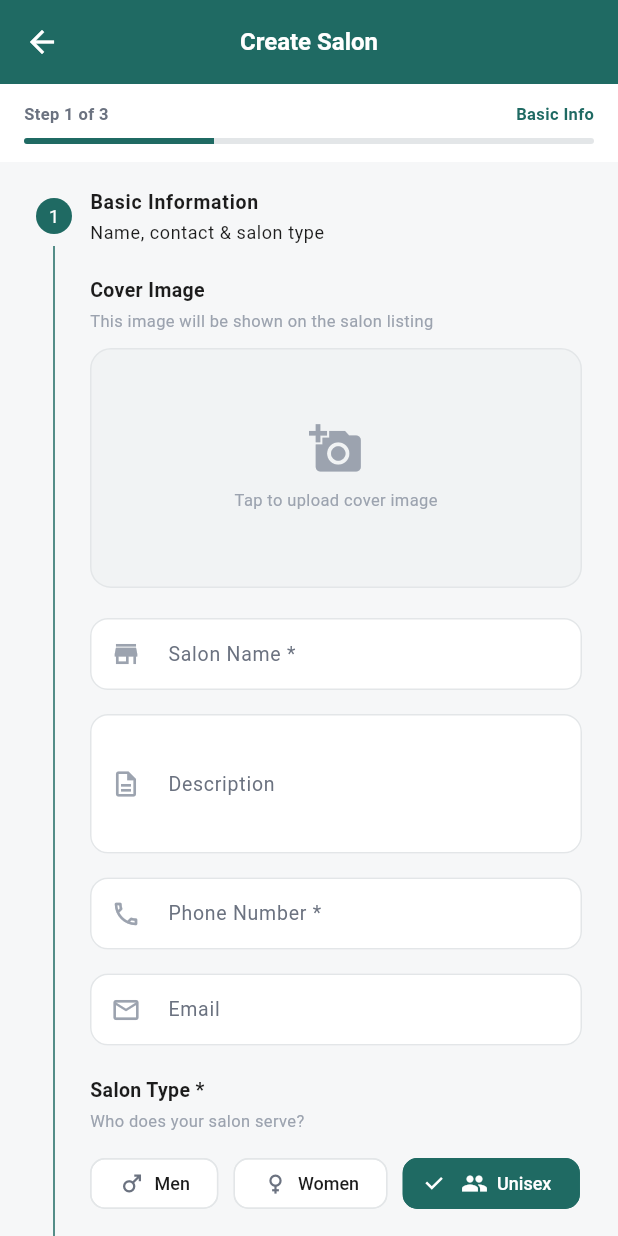
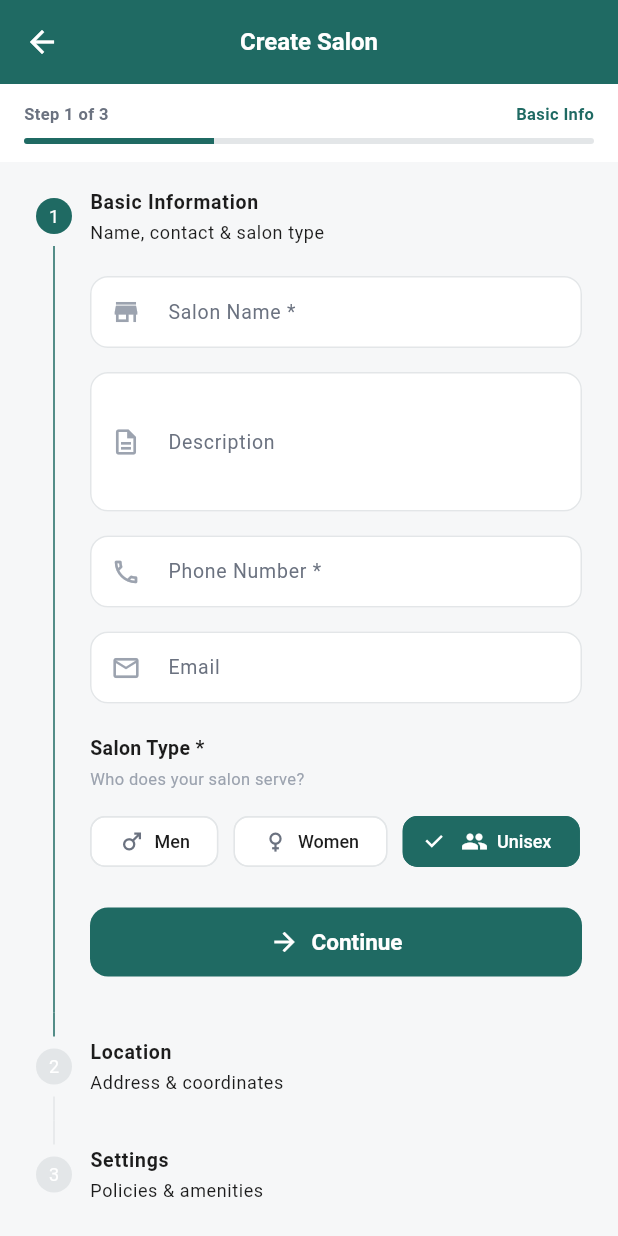
Before and after one commit to mihir-kanzariya/salon-owner, a Flutter app: the CreateSalonScreen screen opened by its route, on a phone screen of 412 x 824 dp. Run offline on Flutter 3.47's test engine with Material 3 defaults, Android fonts, the light colour scheme and no system bars; our stand-ins replace cached_network_image, connectivity_plus, firebase_core, firebase_messaging, flutter_local_notifications, flutter_secure_storage and 5 more; accounts and stored records are empty; network calls fail.

Commit message:
Fix create salon: remove cover image/lat/lng/commission fields, add Share Location button

```diff
--- a/lib/config/api_config.dart
+++ b/lib/config/api_config.dart
@@ -3,7 +3,7 @@ class ApiConfig {
   // For mobile testing, use your laptop's WiFi IP
   static const String baseUrl = String.fromEnvironment(
     'API_BASE_URL',
-    defaultValue: 'http://192.168.6.81:3000/api/v1',
+    defaultValue: 'https://apis.binaxytech.com/api/v1',
   );
 
   // Auth
--- a/lib/features/salon/profile/presentation/screens/create_salon_screen.dart
+++ b/lib/features/salon/profile/presentation/screens/create_salon_screen.dart
@@ -1,5 +1,6 @@
 import 'package:flutter/material.dart';
 import 'package:image_picker/image_picker.dart';
+import 'package:geolocator/geolocator.dart';
 import '../../../../../core/constants/app_colors.dart';
 import '../../../../../core/constants/app_text_styles.dart';
 import '../../../../../core/widgets/app_button.dart';
@@ -40,12 +41,11 @@ class _CreateSalonScreenState extends State<CreateSalonScreen> {
   final _cityController = TextEditingController();
   final _stateController = TextEditingController();
   final _pincodeController = TextEditingController();
-  final _latitudeController = TextEditingController();
-  final _longitudeController = TextEditingController();
+  double? _latitude;
+  double? _longitude;
+  bool _isDetectingLocation = false;
 
   // Step 3 - Settings
-  final _commissionController = TextEditingController(text: '20');
-  final _advanceTimeController = TextEditingController(text: '30');
   final _cancellationPolicyController = TextEditingController();
   final List<String> _selectedAmenities = [];
 
@@ -68,10 +68,6 @@ class _CreateSalonScreenState extends State<CreateSalonScreen> {
     _cityController.dispose();
     _stateController.dispose();
     _pincodeController.dispose();
-    _latitudeController.dispose();
-    _longitudeController.dispose();
-    _commissionController.dispose();
-    _advanceTimeController.dispose();
     _cancellationPolicyController.dispose();
     super.dispose();
   }
@@ -178,11 +174,6 @@ class _CreateSalonScreenState extends State<CreateSalonScreen> {
         'pincode': _pincodeController.text.trim(),
 
         // Settings
-        'commission_percentage':
-            int.tryParse(_commissionController.text) ?? 20,
-        'booking_advance_time':
-            int.tryParse(_advanceTimeController.text) ?? 30,
-        'cancellation_policy': _cancellationPolicyController.text.trim(),
         'amenities': _selectedAmenities,
       };
 
@@ -190,12 +181,9 @@ class _CreateSalonScreenState extends State<CreateSalonScreen> {
         body['cover_image'] = _coverImageUrl;
       }
 
-      if (_latitudeController.text.isNotEmpty &&
-          _longitudeController.text.isNotEmpty) {
-        body['latitude'] =
-            double.tryParse(_latitudeController.text) ?? 0;
-        body['longitude'] =
-            double.tryParse(_longitudeController.text) ?? 0;
+      if (_latitude != null && _longitude != null) {
+        body['latitude'] = _latitude;
+        body['longitude'] = _longitude;
       }
 
       await _api.post(ApiConfig.createSalon, body: body);
@@ -364,58 +352,6 @@ class _CreateSalonScreenState extends State<CreateSalonScreen> {
           crossAxisAlignment: CrossAxisAlignment.start,
           children: [
             const SizedBox(height: 4),
-            const Text('Cover Image', style: AppTextStyles.labelLarge),
-            const SizedBox(height: 4),
-            Text('This image will be shown on the salon listing',
-                style: AppTextStyles.caption),
-            const SizedBox(height: 10),
-            GestureDetector(
-              onTap: _onCoverImageTap,
-              child: Container(
-                height: 160,
-                width: double.infinity,
-                decoration: BoxDecoration(
-                  color: AppColors.softSurface,
-                  borderRadius: BorderRadius.circular(14),
-                  border: Border.all(color: AppColors.border),
-                  image: _coverImageUrl != null
-                      ? DecorationImage(
-                          image: NetworkImage(
-                            ApiConfig.imageUrl(_coverImageUrl) ?? _coverImageUrl!,
-                          ),
-                          fit: BoxFit.cover,
-                        )
-                      : null,
-                ),
-                child: _isUploadingCover
-                    ? const Center(
-                        child: CircularProgressIndicator(color: AppColors.primary),
-                      )
-                    : _coverImageUrl == null
-                        ? Column(
-                            mainAxisAlignment: MainAxisAlignment.center,
-                            children: [
-                              Icon(Icons.add_a_photo, size: 36, color: AppColors.textMuted),
-                              const SizedBox(height: 8),
-                              Text('Tap to upload cover image',
-                                  style: AppTextStyles.bodySmall.copyWith(color: AppColors.textMuted)),
-                            ],
-                          )
-                        : Align(
-                            alignment: Alignment.bottomRight,
-                            child: Container(
-                              margin: const EdgeInsets.all(8),
-                              padding: const EdgeInsets.all(8),
-                              decoration: BoxDecoration(
-                                color: AppColors.primary.withValues(alpha: 0.85),
-                                shape: BoxShape.circle,
-                              ),
-                              child: const Icon(Icons.camera_alt, size: 18, color: AppColors.white),
-                            ),
-                          ),
-              ),
-            ),
-            const SizedBox(height: 20),
             AppTextField(
               controller: _nameController,
               label: 'Salon Name *',
@@ -606,46 +542,40 @@ class _CreateSalonScreenState extends State<CreateSalonScreen> {
               maxLength: 6,
             ),
             const SizedBox(height: 20),
-            // Auto-detect location button
-            OutlinedButton.icon(
-              onPressed: _detectLocation,
-              icon: const Icon(Icons.my_location, size: 18),
-              label: const Text('Auto-detect Location'),
-              style: OutlinedButton.styleFrom(
-                foregroundColor: AppColors.primary,
-                side: const BorderSide(color: AppColors.primary),
-                shape: RoundedRectangleBorder(
-                  borderRadius: BorderRadius.circular(10),
-                ),
-                padding: const EdgeInsets.symmetric(
-                  horizontal: 16,
-                  vertical: 12,
-                ),
+            // Share Location button
+            Container(
+              width: double.infinity,
+              padding: const EdgeInsets.all(16),
+              decoration: BoxDecoration(
+                color: _latitude != null ? AppColors.successLight : AppColors.softSurface,
+                borderRadius: BorderRadius.circular(12),
+                border: Border.all(color: _latitude != null ? AppColors.success : AppColors.border),
               ),
-            ),
-            const SizedBox(height: 16),
-            Row(
-              children: [
-                Expanded(
-                  child: AppTextField(
-                    controller: _latitudeController,
-                    label: 'Latitude',
-                    hint: 'e.g. 23.0225',
-                    keyboardType:
-                        const TextInputType.numberWithOptions(decimal: true),
-                  ),
-                ),
-                const SizedBox(width: 12),
-                Expanded(
-                  child: AppTextField(
-                    controller: _longitudeController,
-                    label: 'Longitude',
-                    hint: 'e.g. 72.5714',
-                    keyboardType:
-                        const TextInputType.numberWithOptions(decimal: true),
-                  ),
-                ),
-              ],
+              child: Column(
+                children: [
+                  if (_latitude != null) ...[
+                    const Icon(Icons.check_circle, color: AppColors.success, size: 32),
+                    const SizedBox(height: 8),
+                    const Text('Location shared', style: TextStyle(color: AppColors.success, fontWeight: FontWeight.w600)),
+                  ] else ...[
+                    ElevatedButton.icon(
+                      onPressed: _isDetectingLocation ? null : _detectLocation,
+                      icon: _isDetectingLocation
+                          ? const SizedBox(width: 18, height: 18, child: CircularProgressIndicator(strokeWidth: 2, color: Colors.white))
+                          : const Icon(Icons.my_location),
+                      label: Text(_isDetectingLocation ? 'Detecting...' : 'Share My Location'),
+                      style: ElevatedButton.styleFrom(
+                        backgroundColor: AppColors.primary,
+                        foregroundColor: Colors.white,
+                        padding: const EdgeInsets.symmetric(horizontal: 24, vertical: 14),
+                        shape: RoundedRectangleBorder(borderRadius: BorderRadius.circular(10)),
+                      ),
+                    ),
+                    const SizedBox(height: 8),
+                    Text('Tap to share your salon\'s location', style: AppTextStyles.caption),
+                  ],
+                ],
+              ),
             ),
           ],
         ),
@@ -653,13 +583,35 @@ class _CreateSalonScreenState extends State<CreateSalonScreen> {
     );
   }
 
-  void _detectLocation() {
-    // Placeholder for location detection
-    // In production, use geolocator package
-    SnackbarUtils.showInfo(
-      context,
-      'Location detection coming soon. Please enter coordinates manually.',
-    );
+  Future<void> _detectLocation() async {
+    setState(() => _isDetectingLocation = true);
+    try {
+      LocationPermission permission = await Geolocator.checkPermission();
+      if (permission == LocationPermission.denied) {
+        permission = await Geolocator.requestPermission();
+        if (permission == LocationPermission.denied) {
+          if (mounted) SnackbarUtils.showError(context, 'Location permission denied');
+          setState(() => _isDetectingLocation = false);
+          return;
+        }
+      }
+      if (permission == LocationPermission.deniedForever) {
+        if (mounted) SnackbarUtils.showError(context, 'Location permission permanently denied. Enable in settings.');
+        setState(() => _isDetectingLocation = false);
+        return;
+      }
+
+      final position = await Geolocator.getCurrentPosition(desiredAccuracy: LocationAccuracy.high);
+      setState(() {
+        _latitude = position.latitude;
+        _longitude = position.longitude;
+        _isDetectingLocation = false;
+      });
+      if (mounted) SnackbarUtils.showSuccess(context, 'Location detected successfully');
+    } catch (e) {
+      setState(() => _isDetectingLocation = false);
+      if (mounted) SnackbarUtils.showError(context, 'Could not detect location');
+    }
   }
 
   // ─── Step 3: Settings ───────────────────────────────────────────────
@@ -667,7 +619,7 @@ class _CreateSalonScreenState extends State<CreateSalonScreen> {
   Step _buildStep3() {
     return Step(
       title: const Text('Settings', style: AppTextStyles.labelLarge),
-      subtitle: const Text('Commission, policies & amenities'),
+      subtitle: const Text('Policies & amenities'),
       isActive: _currentStep >= 2,
       state: StepState.indexed,
       content: Form(
@@ -676,33 +628,6 @@ class _CreateSalonScreenState extends State<CreateSalonScreen> {
           crossAxisAlignment: CrossAxisAlignment.start,
           children: [
             const SizedBox(height: 4),
-            AppTextField(
-              controller: _commissionController,
-              label: 'Commission Percentage',
-              hint: 'Default: 20%',
-              prefixIcon: Icons.percent,
-              keyboardType: TextInputType.number,
-              maxLength: 3,
-              validator: (value) {
-                if (value != null && value.isNotEmpty) {
-                  final val = int.tryParse(value);
-                  if (val == null || val < 0 || val > 100) {
-                    return 'Enter a value between 0 and 100';
-                  }
-                }
-                return null;
-              },
-            ),
-            const SizedBox(height: 16),
-            AppTextField(
-              controller: _advanceTimeController,
-              label: 'Booking Advance Time (minutes)',
-              hint: 'Minimum time before a booking',
-              prefixIcon: Icons.schedule,
-              keyboardType: TextInputType.number,
-              maxLength: 4,
-            ),
-            const SizedBox(height: 16),
             AppTextField(
               controller: _cancellationPolicyController,
               label: 'Cancellation Policy',
```
